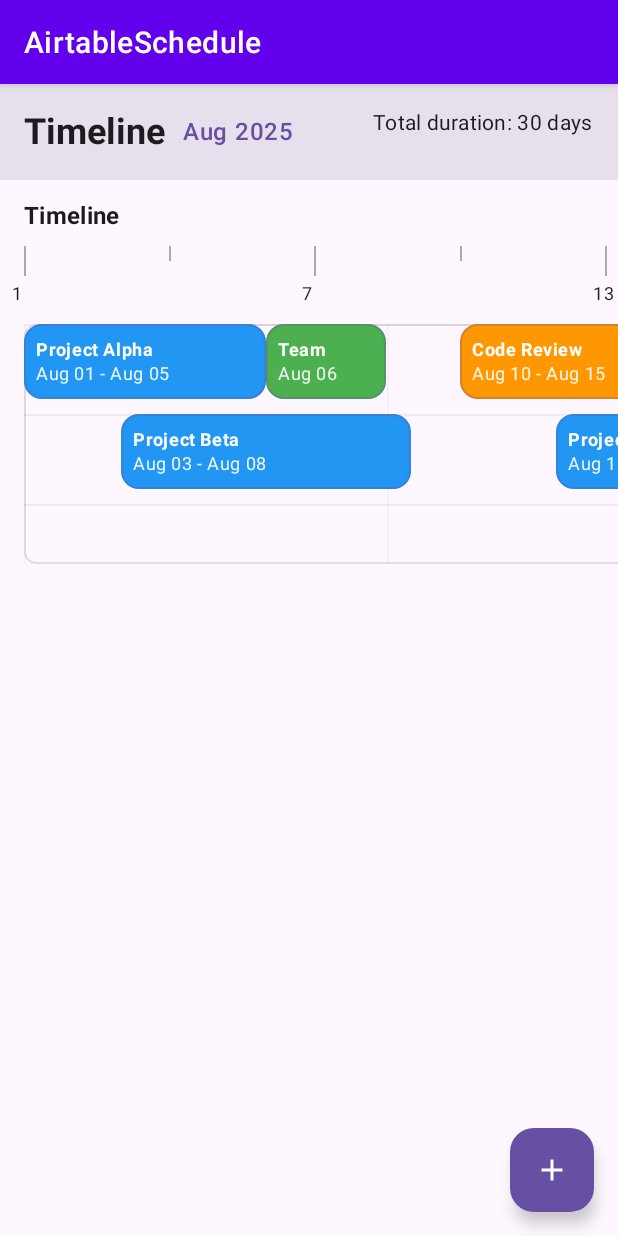
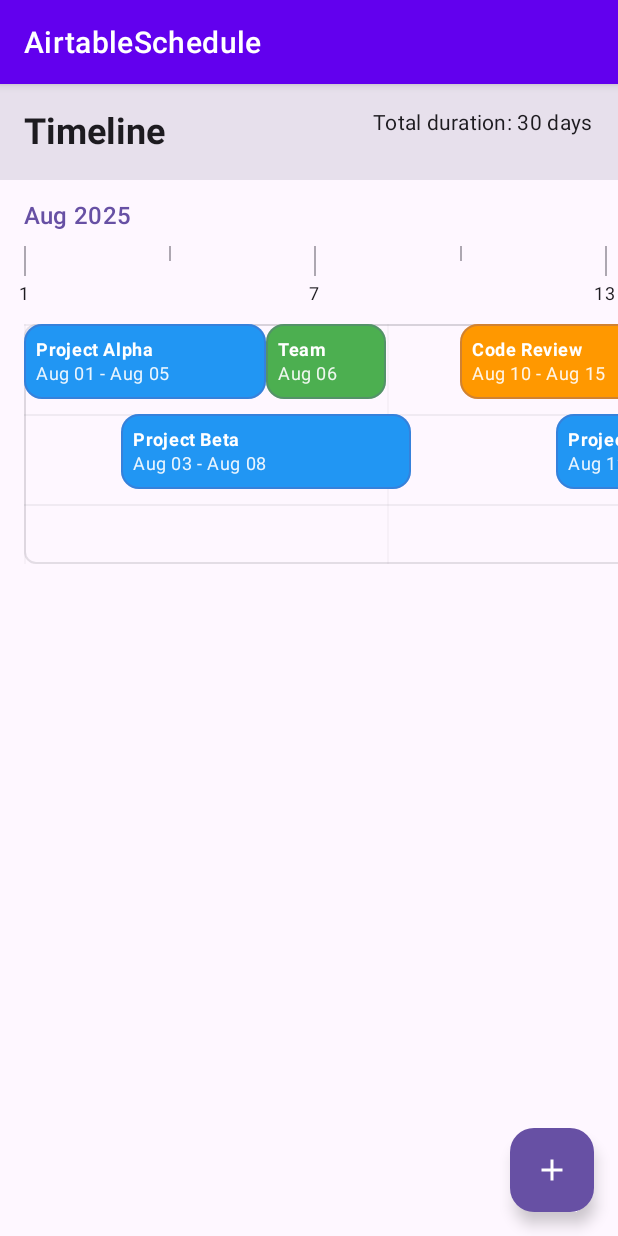
Before and after one commit to renansantiago/android-timeline-paper, an Android app built with Jetpack Compose: the screen it shows after launch (MainActivity), on a phone screen of 412 x 824 dp. Run offline under Robolectric (Android 15) with nearby library versions, the phone set to English and light mode, and no system bars.

Commit message:
fix: timeline shape

```diff
--- a/app/src/main/java/com/airtable/interview/airtableschedule/ui/timeline/composable/TimelineHeader.kt
+++ b/app/src/main/java/com/airtable/interview/airtableschedule/ui/timeline/composable/TimelineHeader.kt
@@ -22,24 +22,11 @@ fun TimelineHeader(
             .background(MaterialTheme.colorScheme.surfaceVariant)
             .padding(16.dp)
     ) {
-        Row(
-            verticalAlignment = androidx.compose.ui.Alignment.CenterVertically
-        ) {
-            Text(
-                text = "Timeline",
-                style = MaterialTheme.typography.headlineSmall,
-                fontWeight = FontWeight.Bold
-            )
-            if (startDate != null) {
-                Spacer(modifier = Modifier.width(12.dp))
-                Text(
-                    text = SimpleDateFormat("MMM yyyy", Locale.getDefault()).format(startDate),
-                    style = MaterialTheme.typography.bodyLarge,
-                    color = MaterialTheme.colorScheme.primary,
-                    fontWeight = FontWeight.Medium
-                )
-            }
-        }
+        Text(
+            text = "Timeline",
+            style = MaterialTheme.typography.headlineSmall,
+            fontWeight = FontWeight.Bold
+        )
         Spacer(modifier = Modifier.weight(1f))
         Text(
             text = "Total duration: ${totalDuration} days",
--- a/app/src/main/java/com/airtable/interview/airtableschedule/ui/timeline/composable/TimelineScale.kt
+++ b/app/src/main/java/com/airtable/interview/airtableschedule/ui/timeline/composable/TimelineScale.kt
@@ -16,34 +16,22 @@ fun TimelineScale(
     totalDuration: Long,
     startDate: Date? = null
 ) {
-    Column(
-        modifier = Modifier
-            .fillMaxWidth()
-            .background(MaterialTheme.colorScheme.surface)
-            .padding(vertical = 12.dp)
-    ) {
-        Row(
-            modifier = Modifier
-                .fillMaxWidth()
-                .padding(horizontal = 16.dp),
-            horizontalArrangement = Arrangement.SpaceBetween,
-            verticalAlignment = Alignment.CenterVertically
-        ) {
+    Column(modifier = Modifier.fillMaxWidth().background(MaterialTheme.colorScheme.surface).padding(vertical = 12.dp)) {
+        if (startDate != null) {
+            val calendar = Calendar.getInstance()
+            calendar.time = startDate
+            val monthYear = SimpleDateFormat("MMM yyyy", Locale.getDefault()).format(startDate)
+
             Text(
-                text = "Timeline",
+                text = monthYear,
                 style = MaterialTheme.typography.titleMedium,
-                fontWeight = androidx.compose.ui.text.font.FontWeight.Bold
-            )
-            Text(
-                text = "Total duration: ${totalDuration} days",
-                style = MaterialTheme.typography.bodySmall,
-                color = MaterialTheme.colorScheme.onSurfaceVariant
+                color = MaterialTheme.colorScheme.primary,
+                modifier = Modifier.padding(horizontal = 16.dp)
             )
         }
 
         Spacer(modifier = Modifier.height(8.dp))
-
-        val timelineWidth = maxOf(1000, (totalDuration * 20).toInt()) - 32
+        val timelineWidth = maxOf(1000, (totalDuration * 20).toInt())
 
         Box(
             modifier = Modifier
@@ -64,29 +52,35 @@ fun TimelineScale(
                         currentDate.time = startDate
                         currentDate.add(Calendar.DAY_OF_YEAR, i)
 
-                        val position = (i.toFloat() / totalDuration.toFloat())
                         val dayOfMonth = currentDate.get(Calendar.DAY_OF_MONTH)
 
                         // Show day markers every few days
                         if (i % 3 == 0 || i == totalDuration.toInt()) {
+                            val position = (i.toFloat() / totalDuration.toFloat())
+
                             Box(
                                 modifier = Modifier
-                                    .offset(x = (position * (timelineWidth)).dp)
+                                    .offset(x = (position * (timelineWidth - 32)).dp)
                                     .width(1.dp)
                                     .height(if (i % 6 == 0) 20.dp else 10.dp)
                                     .background(MaterialTheme.colorScheme.outline.copy(alpha = 0.6f))
                             )
 
                             if (i % 6 == 0) {
-                                Text(
-                                    text = "${dayOfMonth}",
-                                    style = MaterialTheme.typography.bodySmall,
+                                Box(
                                     modifier = Modifier
                                         .offset(
-                                            x = (position * (timelineWidth)).dp - 8.dp,
+                                            x = (position * (timelineWidth - 32)).dp - 16.dp,
                                             y = 24.dp
                                         )
-                                )
+                                        .width(32.dp),
+                                    contentAlignment = Alignment.Center
+                                ) {
+                                    Text(
+                                        text = "${dayOfMonth}",
+                                        style = MaterialTheme.typography.bodySmall
+                                    )
+                                }
                             }
                         }
                     }
```
